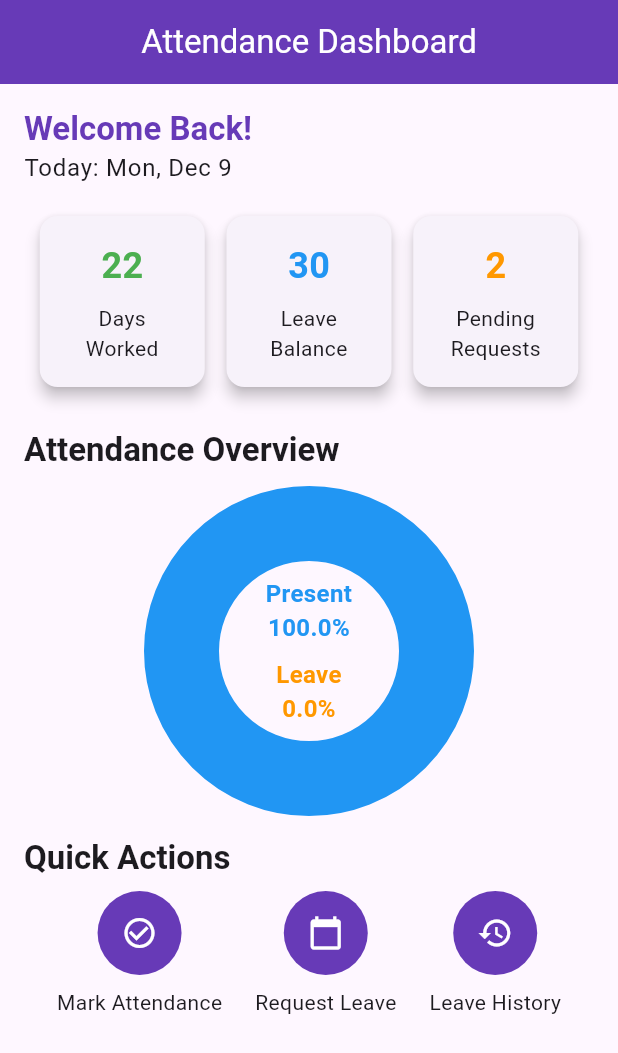
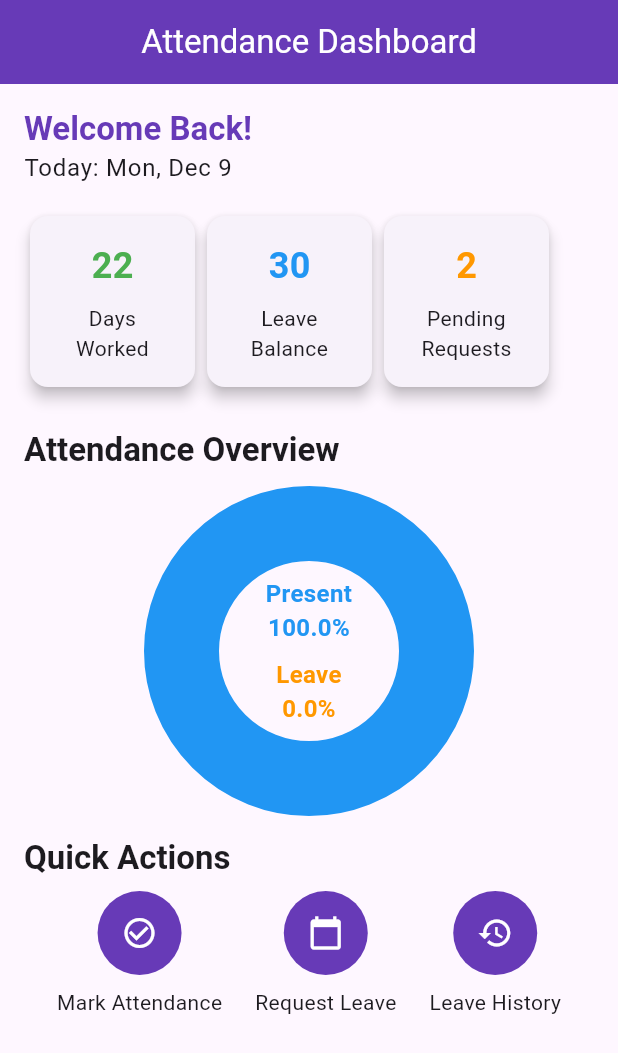
Before and after one commit to MostafaALZOUBI1994/attendence_system, a Flutter app: the screen it shows after launch, on a phone screen of 412 x 824 dp. Shown: the top 1053 px of the screen. Run offline on Flutter 3.47's test engine with Material 3 defaults, Android fonts, the phone set to English and light mode, and no system bars; drawn by our look-alikes of fl_chart; our stand-ins replace equatable, flutter_bloc, sqflite; accounts and stored records are empty.

Commit message:
fix over flow

```diff
--- a/lib/features/dashboard/presentation/pages/dashboard_page.dart
+++ b/lib/features/dashboard/presentation/pages/dashboard_page.dart
@@ -81,7 +81,7 @@ class _DashboardPageState extends State<DashboardPage> with SingleTickerProvider
               children: [
                 _buildWelcomeMessage(),
                 const SizedBox(height: 16),
-                _buildSummaryCards(),
+                FittedBox(child: _buildSummaryCards()),
                 const SizedBox(height: 24),
                 _buildAttendanceOverview(),
                 const SizedBox(height: 24),
```
